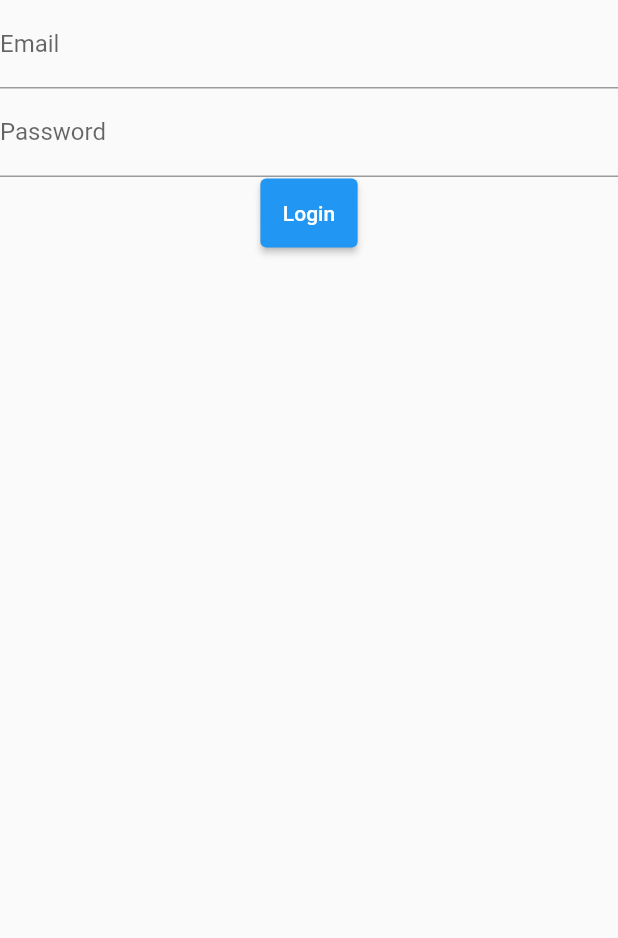
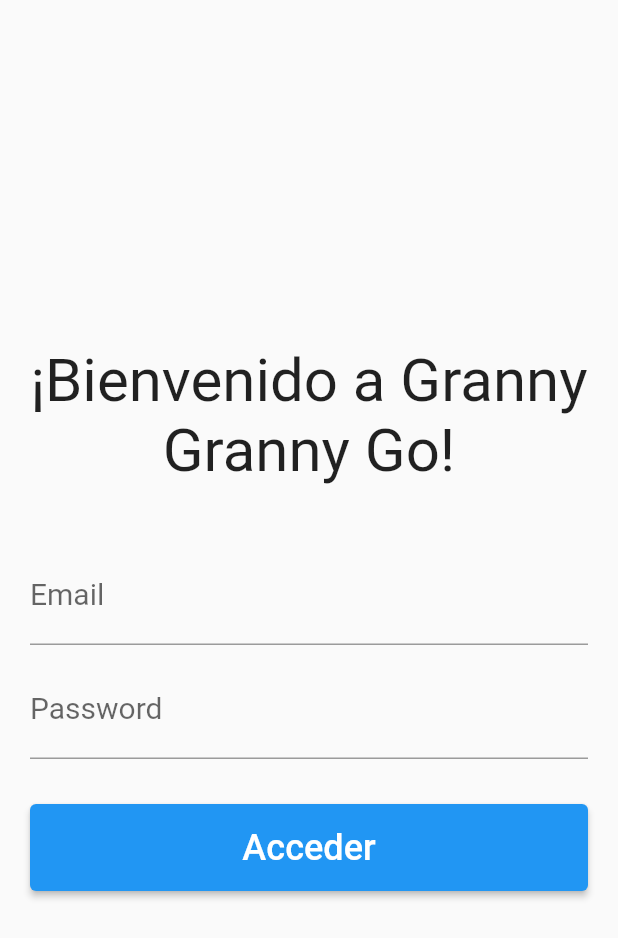
Before and after one commit to lucastarche/hackitba-utc, a Flutter app: the LoginScreen screen opened directly, on a phone screen of 412 x 824 dp. Shown: the top 938 px of the screen. Run offline on Flutter 3.47's test engine with Material 2 defaults, Android fonts, the light colour scheme and no system bars; our stand-ins replace flutter_redux, redux, webview_flutter.

Commit message:
Improved login form

```diff
--- a/lib/login/login_screen.dart
+++ b/lib/login/login_screen.dart
@@ -10,26 +10,46 @@ class LoginScreen extends StatefulWidget {
 class _LoginScreenState extends State<LoginScreen> {
   @override
   Widget build(BuildContext context) {
-    return Form(
+    return Scaffold(
+      body: Center(
+        child: Container(
+          padding: const EdgeInsets.all(20),
+          child: Form(
             child: Column(
+              mainAxisSize: MainAxisSize.min,
+              crossAxisAlignment: CrossAxisAlignment.stretch,
               children: <Widget>[
+                const Text(
+                  "¡Bienvenido a Granny Granny Go!",
+                  style: TextStyle(fontSize: 40),
+                  textAlign: TextAlign.center,
+                ),
+                const SizedBox(height: 40),
                 TextFormField(
-            decoration: InputDecoration(
+                  decoration: const InputDecoration(
+                    labelStyle: TextStyle(fontSize: 20),
                     labelText: 'Email',
                   ),
+                  style: const TextStyle(fontSize: 20),
                 ),
+                const SizedBox(height: 10),
                 TextFormField(
-            decoration: InputDecoration(
+                  decoration: const InputDecoration(
+                    labelStyle: TextStyle(fontSize: 20),
                     labelText: 'Password',
                   ),
+                  style: const TextStyle(fontSize: 20),
+                  obscureText: true,
                 ),
+                const SizedBox(height: 30),
                 ElevatedButton(
-            child: Text('Login'),
-            onPressed: () {
-
-            },
+                  child: const Text('Acceder', style: TextStyle(fontSize: 24)),
+                  onPressed: () {},
                 ),
               ],
+            ),
+          ),
+        ),
       ),
     );
   }
--- a/lib/main.dart
+++ b/lib/main.dart
@@ -7,12 +7,6 @@ import 'package:redux/redux.dart';
 import 'redux/store_content.dart';
 import 'redux/reducer.dart';
 import 'page_view/page_view.dart';
-
-import 'package:flutter/services.dart' show rootBundle;
-
-Future<String> getJson() {
-  return rootBundle.loadString('json_data.json');
-}
 
 void main() {
   final store = Store<StoreContent>(mainReducer,
```
Lines whose indentation alone changed are shown as unchanged.
